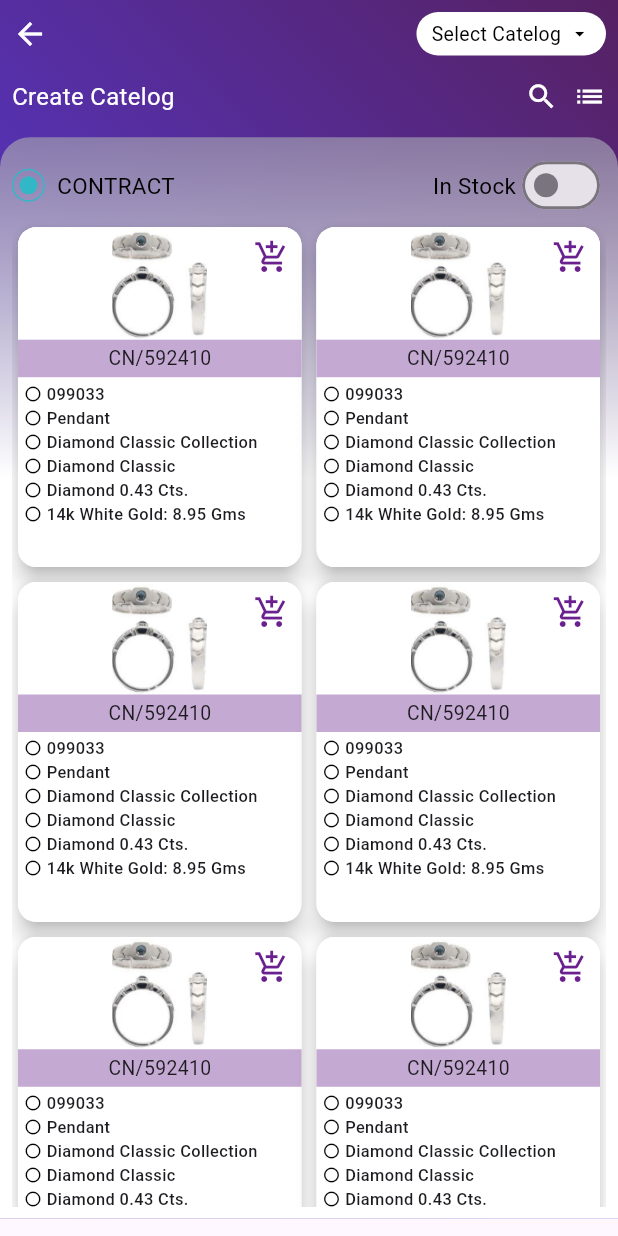
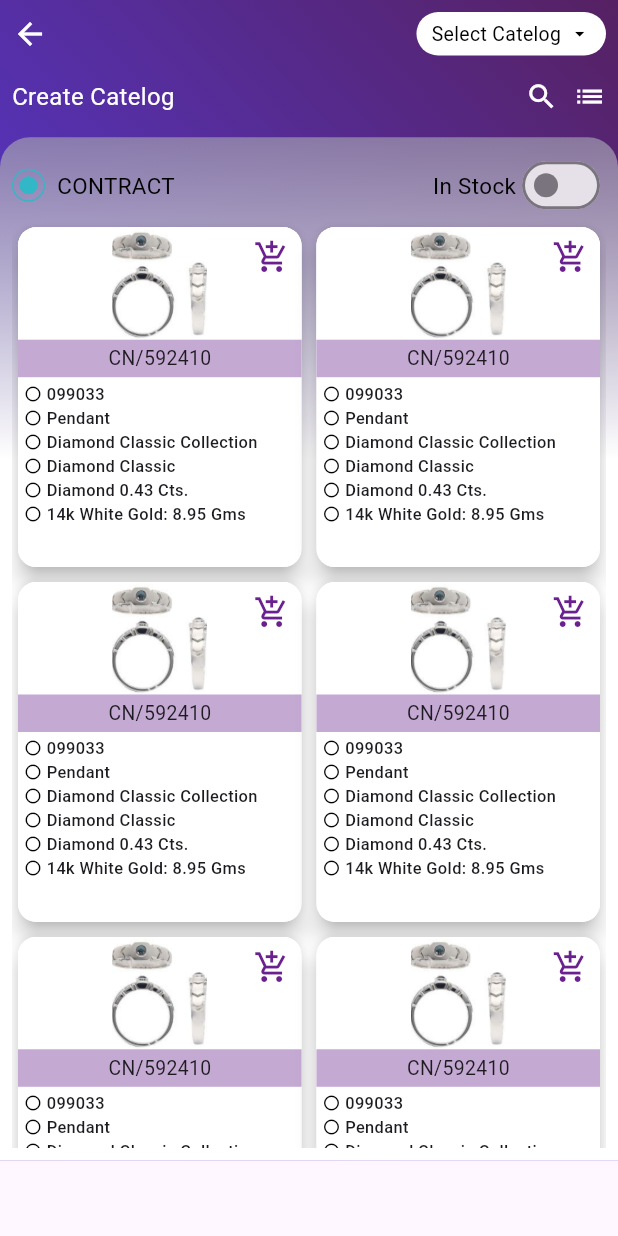
Before and after one commit to atul4530/EIS-app, a Flutter app: the CreateCatelog screen opened directly, on a phone screen of 412 x 824 dp. Run offline on Flutter 3.47's test engine with Material 3 defaults, Android fonts, the light colour scheme and no system bars; our stand-ins replace flutter_sizer; missing offline and left inert: simple_barcode_scanner, widget_zoom.

Commit message:
Changes Added

```diff
--- a/eisapp/lib/view/CreateCatelog.dart
+++ b/eisapp/lib/view/CreateCatelog.dart
@@ -94,7 +94,7 @@ class _CreateCatelogState extends State<CreateCatelog> with BackgroundDecoration
                         tileMode: TileMode.clamp),
                     borderRadius: const BorderRadius.only(topLeft: Radius.circular(20),topRight:  Radius.circular(20))
                 ),
-                height: MediaQuery.of(context).size.height-MediaQuery.of(context).size.height/8,
+                height: MediaQuery.of(context).size.height-MediaQuery.of(context).size.height/5.8,
                 width: MediaQuery.of(context).size.width,
                 child: Padding(
                   padding: const EdgeInsets.all(8.0),
--- a/eisapp/lib/view/SingleCatelogScreen.dart
+++ b/eisapp/lib/view/SingleCatelogScreen.dart
@@ -38,7 +38,7 @@ class _SingleCatelogScreenState extends State<SingleCatelogScreen> with Backgrou
                               onTap: (){
                                 Navigator.pop(context);
                               },
-                              child:  Icon(Icons.arrow_back,color: Colors.white,size: userMobile(context)?16.sp:25.sp,)),
+                              child:  Icon(Icons.arrow_back,color: Colors.white,size:  userMobile(context)?22.sp:27.sp,)),
 
                         ],
                       ),
```
